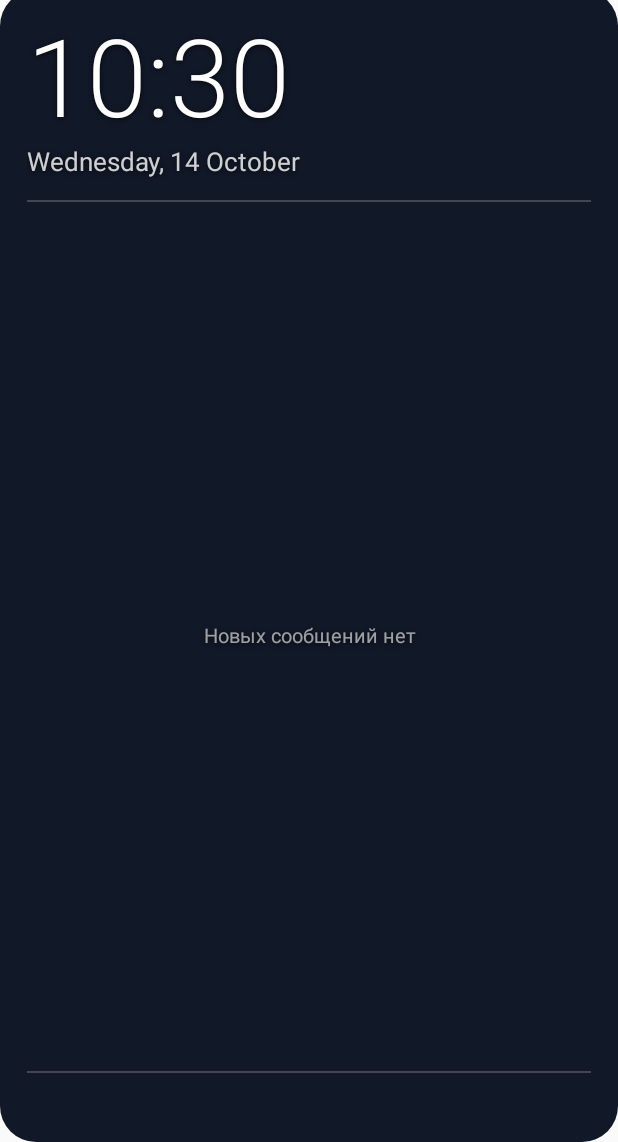
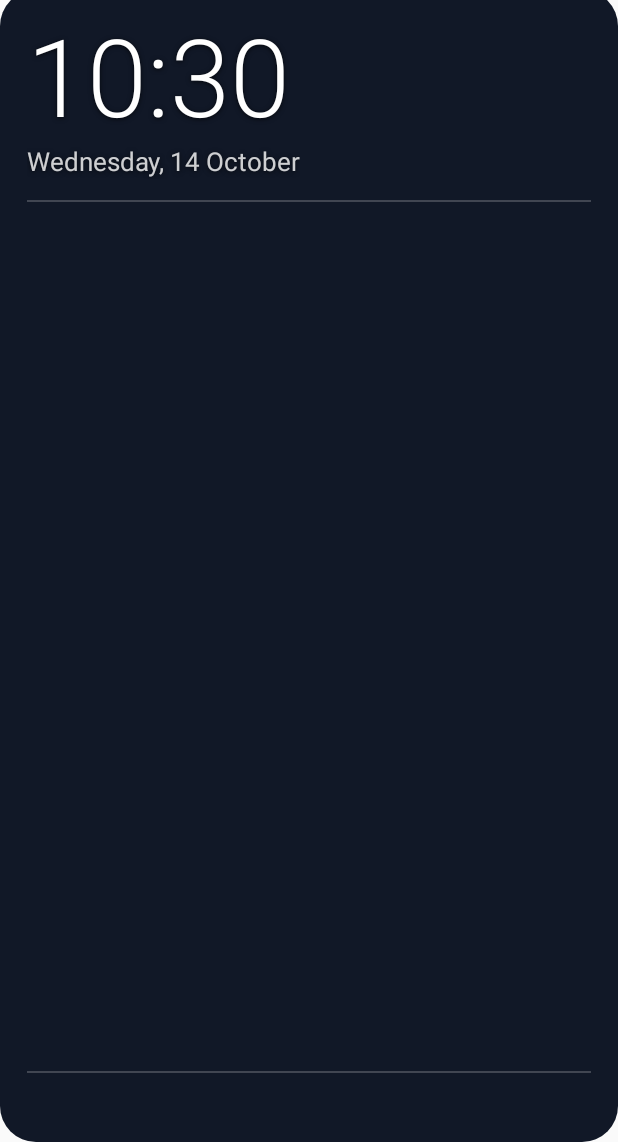
Before and after one commit to staschig-dotcom/staschig, an Android app: the layout widget_info.xml on its own in the app's theme, with its tools: preview values and no code run, on a phone screen of 412 x 824 dp, the part 94-1236 px from its top. Run offline under Robolectric (Android 15) with nearby library versions, the phone set to English and light mode, and no system bars.

Commit message:
Widget: no placeholder text when there are no messages
Co-Authored-By: Claude Opus 5.5 <noreply@anthropic.com>
Claude-Session: https://claude.ai/code/session_014do3y2UG6K9bRypbDQwyiw

```diff
--- a/widget/src/main/res/layout/widget_info.xml
+++ b/widget/src/main/res/layout/widget_info.xml
@@ -124,7 +124,6 @@
             android:layout_width="match_parent"
             android:layout_height="match_parent"
             android:gravity="center"
-            android:text="@string/messages_empty"
             android:textColor="#99FFFFFF"
             android:textSize="13sp" />
     </FrameLayout>
--- a/widget/src/main/res/values/strings.xml
+++ b/widget/src/main/res/values/strings.xml
@@ -5,7 +5,6 @@
     <string name="widget_description">Время, погода и последние уведомления приложений</string>
     <string name="listener_name">Инфо-виджет: сообщения на рабочем столе</string>
     <string name="weather_not_set">Погода: укажите город</string>
-    <string name="messages_empty">Новых сообщений нет</string>
     <string name="messages_no_access">Нажмите, чтобы разрешить показ сообщений</string>
     <string name="events_empty">Событий на ближайшие дни нет</string>
     <string name="events_no_access">Календарь: нажмите, чтобы разрешить доступ</string>
```
Also changed, not shown: widget/src/main/java/ru/staschig/widget/Widgets.kt (+7 -6 lines).
